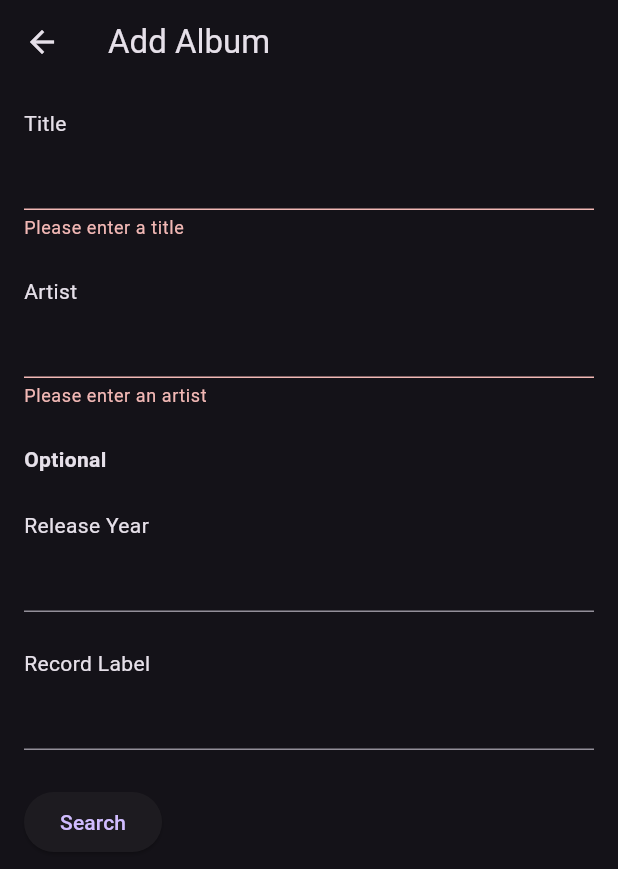
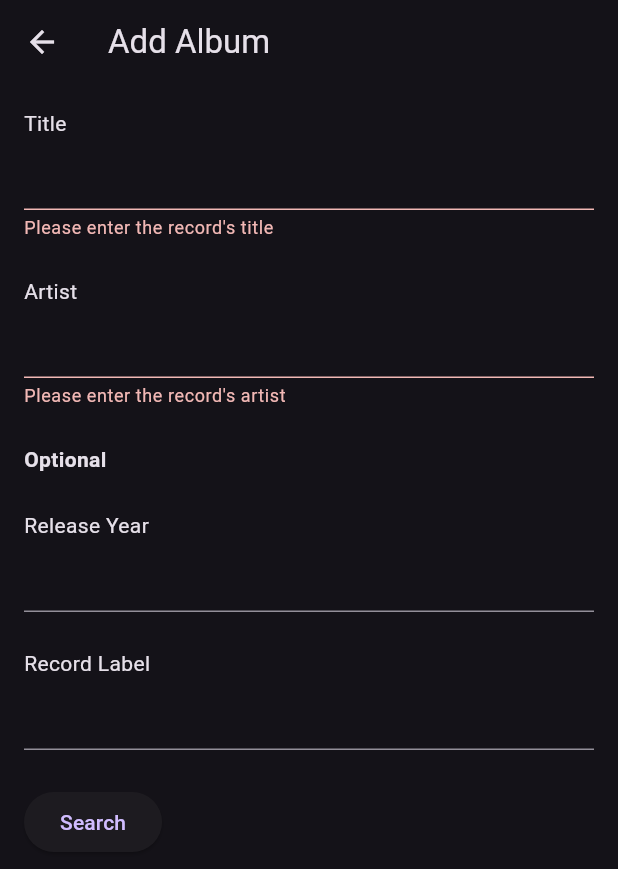
Before and after one commit to joshdaminyard/record_this, a Flutter app: the AddPage screen opened directly, after a tap on "Search", on a phone screen of 412 x 824 dp. Shown: the top 869 px of the screen. Run offline on Flutter 3.47's test engine with Material 3 defaults, Android fonts, the phone set to English and light mode, and no system bars; our stand-ins replace firebase_core, firebase_database; accounts and stored records are empty; generated files the repository leaves out were written again.

Commit message:
reword prompt for clarity

```diff
--- a/lib/screens/add.dart
+++ b/lib/screens/add.dart
@@ -45,7 +45,7 @@ class AddPage extends StatelessWidget {
                 controller: titleController,
                 validator: (value) {
                   if (value == null || value.isEmpty) {
-                    return 'Please enter a title';
+                    return "Please enter the record's title";
                   }
                   return null;
                 },
@@ -58,7 +58,7 @@ class AddPage extends StatelessWidget {
                 controller: artistController,
                 validator: (value) {
                   if (value == null || value.isEmpty) {
-                    return 'Please enter an artist';
+                    return "Please enter the record's artist";
                   }
                   return null;
                 },
```
